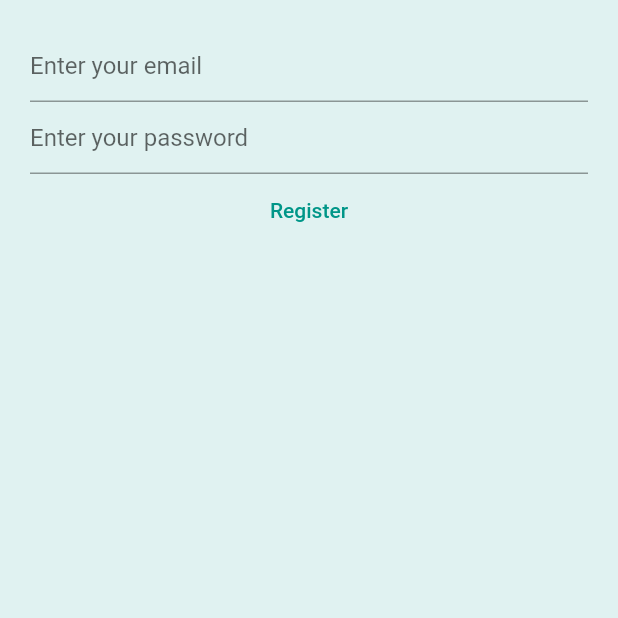
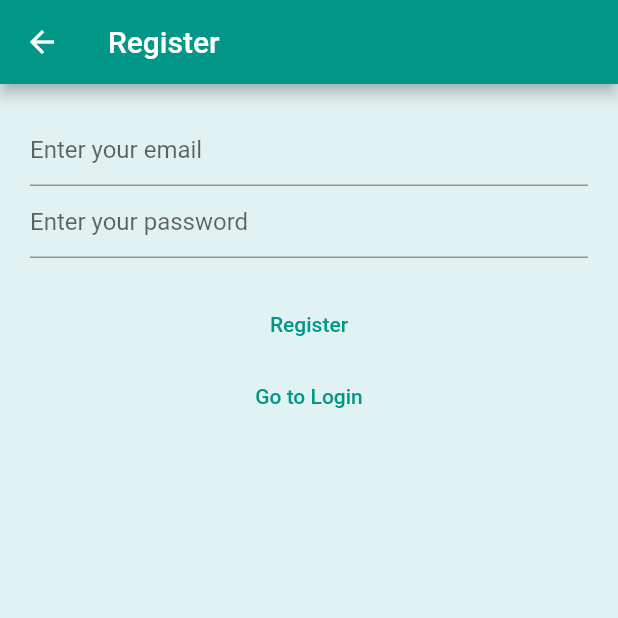
Before and after one commit to yubinkarki/quick-notes, a Flutter app: the RegisterView screen opened directly, on a phone screen of 412 x 824 dp, the top half of it. Run offline on Flutter 3.47's test engine with Material 2 defaults, Android fonts, the phone set to English and light mode, and no system bars; our stand-ins replace firebase_auth, firebase_core; accounts and stored records are empty; network calls fail.

Commit message:
Add scaffold as main return widget

```diff
--- a/lib/views/register_view.dart
+++ b/lib/views/register_view.dart
@@ -33,7 +33,11 @@ class _RegisterViewState extends State<RegisterView> {
 
   @override
   Widget build(BuildContext context) {
-    return Container(
+    return Scaffold(
+      appBar: AppBar(
+        title: const Text("Register"),
+      ),
+      body: Container(
         color: Colors.teal[50],
         child: Padding(
           padding: const EdgeInsets.all(20),
@@ -57,7 +61,9 @@ class _RegisterViewState extends State<RegisterView> {
                   hintText: "Enter your password",
                 ),
               ),
-            TextButton(
+              Container(
+                margin: const EdgeInsets.only(top: 20),
+                child: TextButton(
                   onPressed: () async {
                     final email = _email.text;
                     final password = _password.text;
@@ -79,7 +85,18 @@ class _RegisterViewState extends State<RegisterView> {
                   },
                   child: const Text("Register"),
                 ),
+              ),
+              TextButton(
+                onPressed: () {
+                  Navigator.of(context).pushNamedAndRemoveUntil(
+                    '/login/',
+                    (route) => false,
+                  );
+                },
+                child: const Text("Go to Login"),
+              )
             ],
+          ),
         ),
       ),
     );
```
Also changed, not shown: lib/views/login_view.dart (+19 -2 lines). Lines whose indentation alone changed are shown as unchanged.
